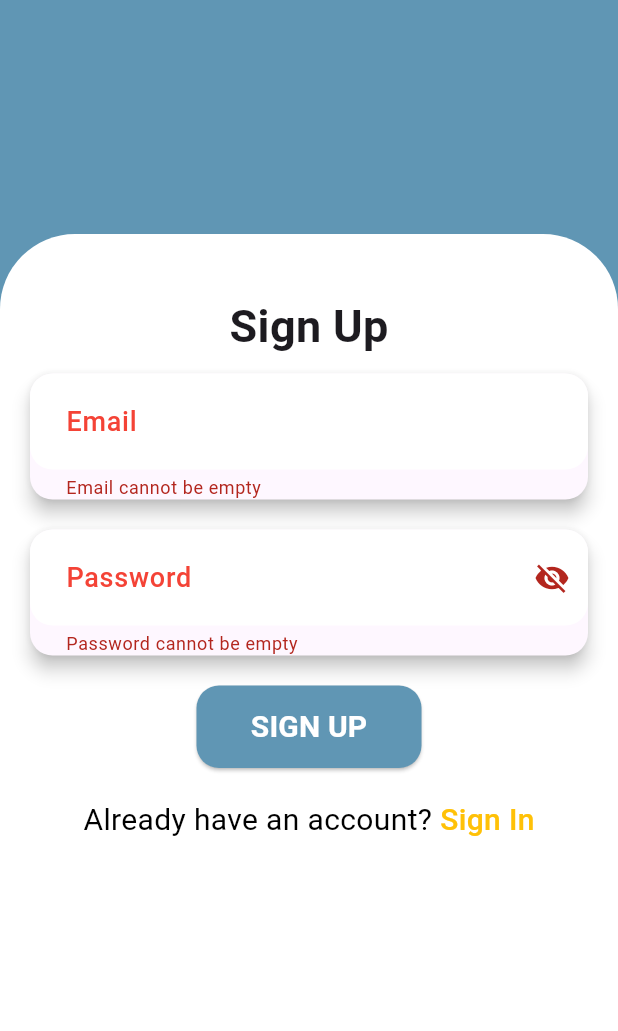
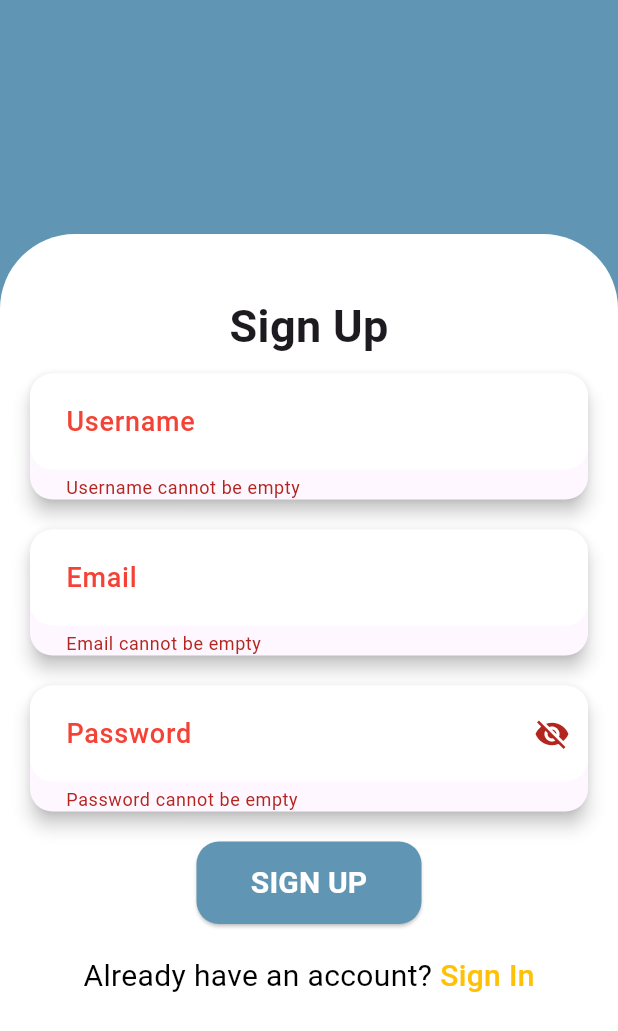
Before and after one commit to khmalz/polling-app, a Flutter app: the RegisterView screen opened by its route, after a tap on "SIGN UP", on a phone screen of 412 x 824 dp. Shown: the top 1031 px of the screen. Run offline on Flutter 3.47's test engine with Material 3 defaults, Android fonts, the phone set to English and light mode, and no system bars; our stand-ins replace cloud_firestore, firebase_auth, firebase_core, get; accounts and stored records are empty; generated files the repository leaves out were written again.

Commit message:
add store user data to cloud firestore feature

```diff
--- /dev/null
+++ b/assets/models/user.json
@@ -0,0 +1,4 @@
+{
+   "id": "123as",
+   "username": "halo"
+}
--- /dev/null
+++ b/lib/app/data/models/user_model.dart
@@ -0,0 +1,38 @@
+class User {
+  String? id;
+  String? username;
+
+  User({
+    this.id,
+    this.username,
+  });
+
+  User.fromJson(Map<String, dynamic> json) {
+    id = json['id'];
+    username = json['username'];
+  }
+
+  Map<String, dynamic> toJson() {
+    final data = <String, dynamic>{};
+    data['id'] = id;
+    data['username'] = username;
+    return data;
+  }
+
+  Map<String, dynamic> toMap() {
+    return <String, dynamic>{
+      'id': id,
+      'username': username,
+    };
+  }
+
+  factory User.fromMap(Map<String, dynamic> map) {
+    return User(
+      id: map['id'] != null ? map['id'] as String : null,
+      username: map['username'] != null ? map['username'] as String : null,
+    );
+  }
+
+  @override
+  String toString() => 'User(id: $id, username: $username)';
+}
--- a/lib/app/modules/register/controllers/register_controller.dart
+++ b/lib/app/modules/register/controllers/register_controller.dart
@@ -1,17 +1,33 @@
+import 'package:cloud_firestore/cloud_firestore.dart';
 import 'package:firebase_auth/firebase_auth.dart';
 import 'package:flutter/material.dart';
 import 'package:get/get.dart';
 import 'package:polling_app/app/data/helper/snackbar_notification.dart';
 import 'package:polling_app/app/data/helper/validate_string.dart';
+import 'package:polling_app/app/routes/app_pages.dart';
 
 class RegisterController extends GetxController {
   RxBool isHidePassword = true.obs;
   RxBool isLoading = false.obs;
 
+  final TextEditingController username = TextEditingController();
   final TextEditingController email = TextEditingController();
   final TextEditingController password = TextEditingController();
+  Rxn<String> errorUsername = Rxn<String>(null);
   Rxn<String> errorEmail = Rxn<String>(null);
   Rxn<String> errorPassword = Rxn<String>(null);
+
+  bool validateUsername() {
+    return validateString(
+      text: username.text,
+      minLength: 3,
+      maxLength: 10,
+      errorMessage: errorUsername,
+      emptyMessage: 'Username cannot be empty',
+      minLengthMessage: 'Username must be at least 3 characters',
+      maxLengthMessage: 'Username must be at most 10 characters',
+    );
+  }
 
   bool validateEmail() {
     return validateString(
@@ -33,8 +49,35 @@ class RegisterController extends GetxController {
     );
   }
 
+  Future<void> createUser(String userId) async {
+    bool isValid = true;
+    isValid &= validateUsername();
+    isValid &= validateEmail();
+    isValid &= validatePassword();
+
+    if (!isValid) return;
+    isLoading.value = true;
+
+    FirebaseFirestore firestore = FirebaseFirestore.instance;
+
+    firestore.collection('users').doc(userId).set({
+      'username': username.text.trim(),
+      'email': email.text.trim(),
+    }).then((value) {
+      debugPrint("User added successfully");
+      Get.offAllNamed(Routes.HOME);
+    }).catchError((error) {
+      debugPrint("Failed to add user: $error");
+
+      snackbarNotification(message: error.toString());
+    });
+
+    isLoading.value = false;
+  }
+
   Future<void> signUp() async {
     bool isValid = true;
+    isValid &= validateUsername();
     isValid &= validateEmail();
     isValid &= validatePassword();
 
@@ -44,10 +87,13 @@ class RegisterController extends GetxController {
     isLoading.value = true;
 
     try {
-      await FirebaseAuth.instance.createUserWithEmailAndPassword(
+      UserCredential result =
+          await FirebaseAuth.instance.createUserWithEmailAndPassword(
         email: email.text.trim(),
         password: password.text.trim(),
       );
+
+      return await createUser(result.user!.uid);
     } on FirebaseAuthException catch (error) {
       errorMessage = error.code;
       debugPrint(error.code);
@@ -71,9 +117,7 @@ class RegisterController extends GetxController {
         default:
           errorMessage = "An undefined Error happened.";
       }
-    }
 
-    if (errorMessage != null) {
       snackbarNotification(message: errorMessage);
     }
 
--- a/lib/app/modules/register/views/register_view.dart
+++ b/lib/app/modules/register/views/register_view.dart
@@ -53,6 +53,47 @@ class RegisterView extends GetView<RegisterController> {
                         ),
                       ),
                       const SizedBox(height: 10),
+                      Obx(
+                        () => Material(
+                          elevation: 5,
+                          shadowColor: textPrimary,
+                          borderRadius: BorderRadius.circular(15),
+                          child: TextField(
+                            controller: controller.username,
+                            textInputAction: TextInputAction.next,
+                            decoration: InputDecoration(
+                              contentPadding: const EdgeInsets.symmetric(
+                                  horizontal: 20, vertical: 20),
+                              border: OutlineInputBorder(
+                                borderRadius: BorderRadius.circular(15),
+                                borderSide: BorderSide.none,
+                              ),
+                              focusedBorder: OutlineInputBorder(
+                                borderRadius: BorderRadius.circular(15),
+                                borderSide: BorderSide.none,
+                              ),
+                              filled: true,
+                              fillColor: textSecondary,
+                              enabledBorder: OutlineInputBorder(
+                                borderRadius: BorderRadius.circular(15),
+                                borderSide: BorderSide.none,
+                              ),
+                              labelText: 'Username',
+                              labelStyle: TextStyle(
+                                color: controller.errorUsername.value == null
+                                    ? Colors.grey.shade600
+                                    : Colors.red,
+                                fontSize: 18,
+                                fontWeight: FontWeight.w500,
+                              ),
+                              errorText: controller.errorUsername.value,
+                            ),
+                            keyboardType: TextInputType.name,
+                            onChanged: (value) => controller.validateUsername(),
+                          ),
+                        ),
+                      ),
+                      const SizedBox(height: 20),
                       Obx(
                         () => Material(
                           elevation: 5,
```
Also changed, not shown: lib/app/data/providers/user_provider.dart (added, +22 -0 lines).
